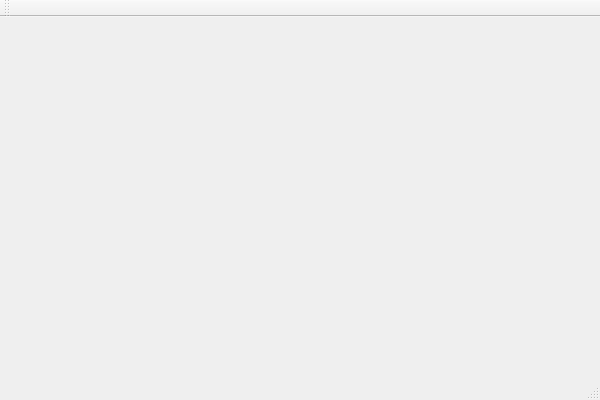
Old version of the form Draw/MainWindow.ui in the repository xNaga09x/ProjectModernCpp.
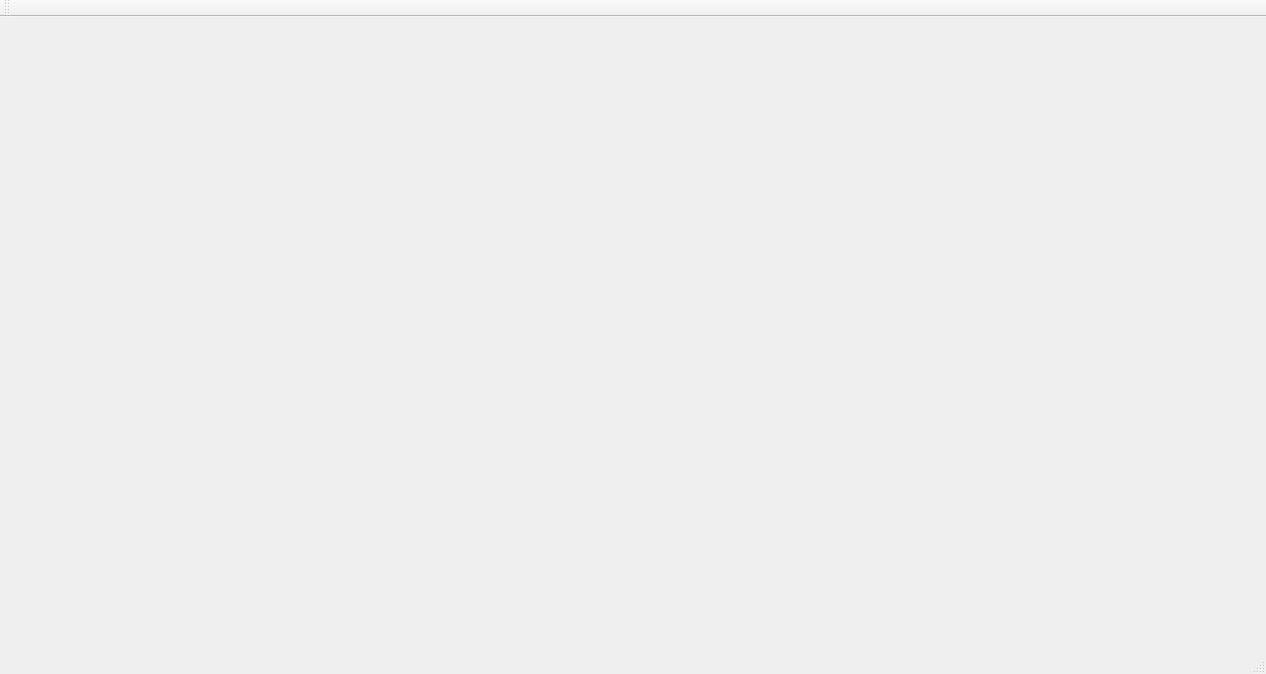
New version of the form.

```diff
--- a/Draw/MainWindow.ui
+++ b/Draw/MainWindow.ui
@@ -6,8 +6,8 @@
    <rect>
     <x>0</x>
     <y>0</y>
-    <width>600</width>
-    <height>400</height>
+    <width>1266</width>
+    <height>674</height>
    </rect>
   </property>
   <property name="windowTitle">
```
Left out of the diff: 5 changed lines with no effect on the pictures.
